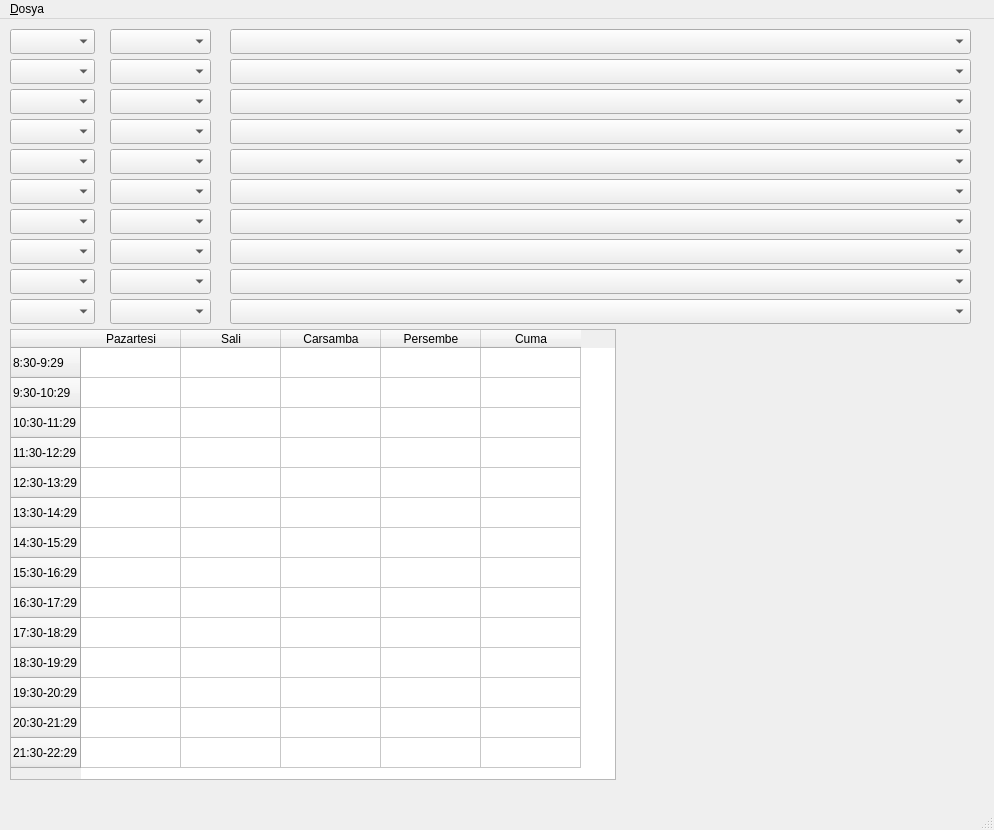
Above: mainwindow.ui from omerfirmak/ITU-Programci-PY before the change. Below: the same form after it.
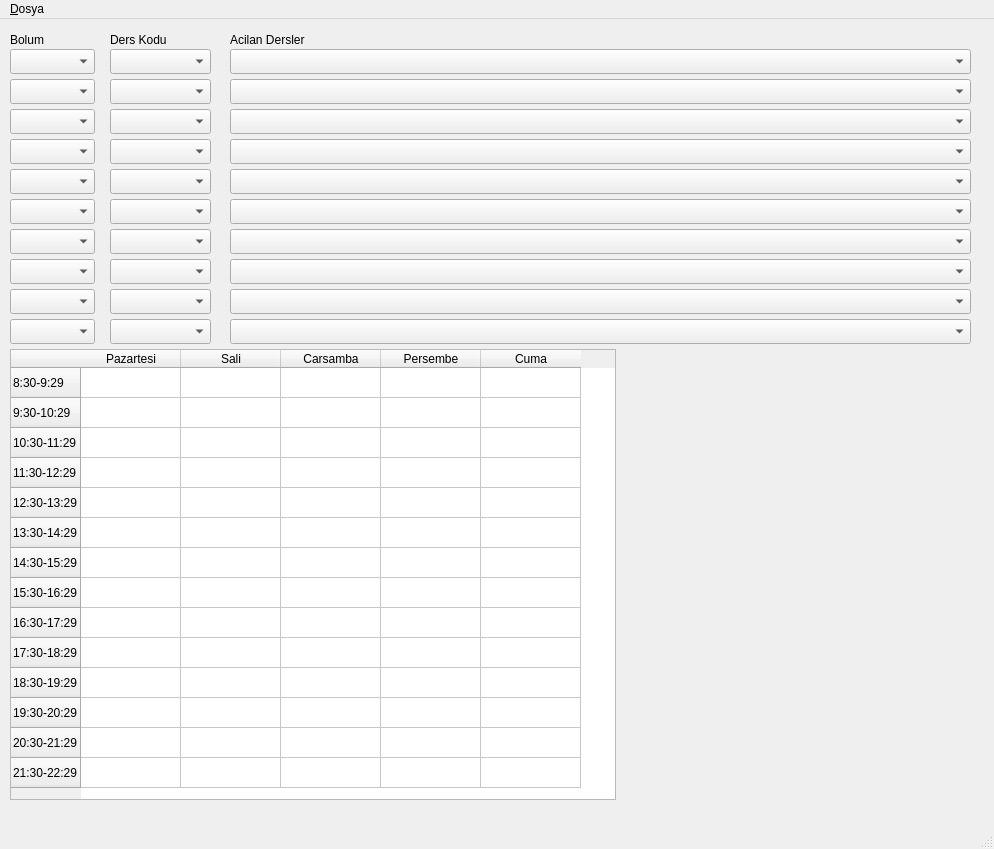
That is the form after the change.

The edit to the form file:
```diff
--- a/mainwindow.ui
+++ b/mainwindow.ui
@@ -10,7 +10,7 @@
     <x>0</x>
     <y>0</y>
     <width>994</width>
-    <height>830</height>
+    <height>849</height>
    </rect>
   </property>
   <property name="windowTitle">
@@ -21,7 +21,7 @@
     <property name="geometry">
      <rect>
       <x>10</x>
-      <y>10</y>
+      <y>30</y>
       <width>85</width>
       <height>25</height>
      </rect>
@@ -46,7 +46,7 @@
     <property name="geometry">
      <rect>
       <x>10</x>
-      <y>310</y>
+      <y>330</y>
       <width>606</width>
       <height>451</height>
      </rect>
@@ -160,7 +160,7 @@
     <property name="geometry">
      <rect>
       <x>10</x>
-      <y>40</y>
+      <y>60</y>
       <width>85</width>
       <height>25</height>
      </rect>
@@ -182,7 +182,7 @@
     <property name="geometry">
      <rect>
       <x>10</x>
-      <y>70</y>
+      <y>90</y>
       <width>85</width>
       <height>25</height>
      </rect>
@@ -204,7 +204,7 @@
     <property name="geometry">
      <rect>
       <x>10</x>
-      <y>100</y>
+      <y>120</y>
       <width>85</width>
       <height>25</height>
      </rect>
@@ -226,7 +226,7 @@
     <property name="geometry">
      <rect>
       <x>10</x>
-      <y>130</y>
+      <y>150</y>
       <width>85</width>
       <height>25</height>
      </rect>
@@ -248,7 +248,7 @@
     <property name="geometry">
      <rect>
       <x>10</x>
-      <y>160</y>
+      <y>180</y>
       <width>85</width>
       <height>25</height>
      </rect>
@@ -270,7 +270,7 @@
     <property name="geometry">
      <rect>
       <x>10</x>
-      <y>190</y>
+      <y>210</y>
       <width>85</width>
       <height>25</height>
      </rect>
@@ -292,7 +292,7 @@
     <property name="geometry">
      <rect>
       <x>10</x>
-      <y>220</y>
+      <y>240</y>
       <width>85</width>
       <height>25</height>
      </rect>
@@ -314,7 +314,7 @@
     <property name="geometry">
      <rect>
       <x>10</x>
-      <y>250</y>
+      <y>270</y>
       <width>85</width>
       <height>25</height>
      </rect>
@@ -336,7 +336,7 @@
     <property name="geometry">
      <rect>
       <x>10</x>
-      <y>280</y>
+      <y>300</y>
       <width>85</width>
       <height>25</height>
      </rect>
@@ -358,7 +358,7 @@
     <property name="geometry">
      <rect>
       <x>110</x>
-      <y>10</y>
+      <y>30</y>
       <width>101</width>
       <height>25</height>
      </rect>
@@ -380,7 +380,7 @@
     <property name="geometry">
      <rect>
       <x>110</x>
-      <y>40</y>
+      <y>60</y>
       <width>101</width>
       <height>25</height>
      </rect>
@@ -402,7 +402,7 @@
     <property name="geometry">
      <rect>
       <x>110</x>
-      <y>70</y>
+      <y>90</y>
       <width>101</width>
       <height>25</height>
      </rect>
@@ -424,7 +424,7 @@
     <property name="geometry">
      <rect>
       <x>110</x>
-      <y>100</y>
+      <y>120</y>
       <width>101</width>
       <height>25</height>
      </rect>
@@ -446,7 +446,7 @@
     <property name="geometry">
      <rect>
       <x>110</x>
-      <y>130</y>
+      <y>150</y>
       <width>101</width>
       <height>25</height>
      </rect>
@@ -468,7 +468,7 @@
     <property name="geometry">
      <rect>
       <x>110</x>
-      <y>160</y>
+      <y>180</y>
       <width>101</width>
       <height>25</height>
      </rect>
@@ -490,7 +490,7 @@
     <property name="geometry">
      <rect>
       <x>110</x>
-      <y>190</y>
+      <y>210</y>
       <width>101</width>
       <height>25</height>
      </rect>
@@ -512,7 +512,7 @@
     <property name="geometry">
      <rect>
       <x>110</x>
-      <y>220</y>
+      <y>240</y>
       <width>101</width>
       <height>25</height>
      </rect>
@@ -534,7 +534,7 @@
     <property name="geometry">
      <rect>
       <x>110</x>
-      <y>250</y>
+      <y>270</y>
       <width>101</width>
       <height>25</height>
      </rect>
@@ -556,7 +556,7 @@
     <property name="geometry">
      <rect>
       <x>110</x>
-      <y>280</y>
+      <y>300</y>
       <width>101</width>
       <height>25</height>
      </rect>
@@ -578,7 +578,7 @@
     <property name="geometry">
      <rect>
       <x>230</x>
-      <y>10</y>
+      <y>30</y>
       <width>741</width>
       <height>25</height>
      </rect>
@@ -600,7 +600,7 @@
     <property name="geometry">
      <rect>
       <x>230</x>
-      <y>40</y>
+      <y>60</y>
       <width>741</width>
       <height>25</height>
      </rect>
@@ -622,7 +622,7 @@
     <property name="geometry">
      <rect>
       <x>230</x>
-      <y>70</y>
+      <y>90</y>
       <width>741</width>
       <height>25</height>
      </rect>
@@ -644,7 +644,7 @@
     <property name="geometry">
      <rect>
       <x>230</x>
-      <y>100</y>
+      <y>120</y>
       <width>741</width>
       <height>25</height>
      </rect>
@@ -666,7 +666,7 @@
     <property name="geometry">
      <rect>
       <x>230</x>
-      <y>130</y>
+      <y>150</y>
       <width>741</width>
       <height>25</height>
      </rect>
@@ -688,7 +688,7 @@
     <property name="geometry">
      <rect>
       <x>230</x>
-      <y>160</y>
+      <y>180</y>
       <width>741</width>
       <height>25</height>
      </rect>
@@ -710,7 +710,7 @@
     <property name="geometry">
      <rect>
       <x>230</x>
-      <y>190</y>
+      <y>210</y>
       <width>741</width>
       <height>25</height>
      </rect>
@@ -732,7 +732,7 @@
     <property name="geometry">
      <rect>
       <x>230</x>
-      <y>220</y>
+      <y>240</y>
       <width>741</width>
       <height>25</height>
      </rect>
@@ -754,7 +754,7 @@
     <property name="geometry">
      <rect>
       <x>230</x>
-      <y>250</y>
+      <y>270</y>
       <width>741</width>
       <height>25</height>
      </rect>
@@ -776,7 +776,7 @@
     <property name="geometry">
      <rect>
       <x>230</x>
-      <y>280</y>
+      <y>300</y>
       <width>741</width>
       <height>25</height>
      </rect>
@@ -794,6 +794,45 @@
      </size>
     </property>
    </widget>
+   <widget class="QLabel" name="label">
+    <property name="geometry">
+     <rect>
+      <x>10</x>
+      <y>10</y>
+      <width>67</width>
+      <height>21</height>
+     </rect>
+    </property>
+    <property name="text">
+     <string>Bolum</string>
+    </property>
+   </widget>
+   <widget class="QLabel" name="label_2">
+    <property name="geometry">
+     <rect>
+      <x>110</x>
+      <y>10</y>
+      <width>91</width>
+      <height>21</height>
+     </rect>
+    </property>
+    <property name="text">
+     <string>Ders Kodu</string>
+    </property>
+   </widget>
+   <widget class="QLabel" name="label_3">
+    <property name="geometry">
+     <rect>
+      <x>230</x>
+      <y>10</y>
+      <width>331</width>
+      <height>21</height>
+     </rect>
+    </property>
+    <property name="text">
+     <string>Acilan Dersler</string>
+    </property>
+   </widget>
   </widget>
   <widget class="QMenuBar" name="menubar">
    <property name="geometry">
```
